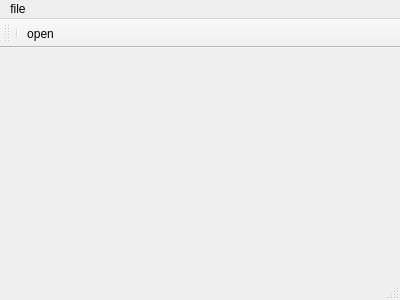
The window that MonitorDemoApplication/mainwindow.ui (bit-creator/3d-monitor) describes before a commit, drawn with Qt 5.
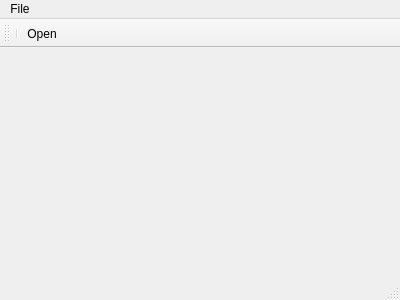
The same window after the commit. Icons and pictures are not drawn.

```diff
--- a/MonitorDemoApplication/mainwindow.ui
+++ b/MonitorDemoApplication/mainwindow.ui
@@ -25,7 +25,7 @@
    </property>
    <widget class="QMenu" name="menufile">
     <property name="title">
-     <string>file</string>
+     <string>File</string>
     </property>
     <addaction name="action_open"/>
    </widget>
@@ -48,7 +48,7 @@
      <normaloff>:/icon/icons/Open.png</normaloff>:/icon/icons/Open.png</iconset>
    </property>
    <property name="text">
-    <string>open</string>
+    <string>Open</string>
    </property>
   </action>
  </widget>
```
